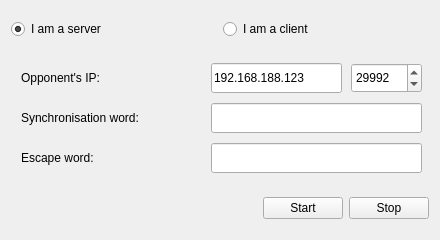
Above: mainwindow.ui from derLars/Synerfree before the change. Below: the same form after it.
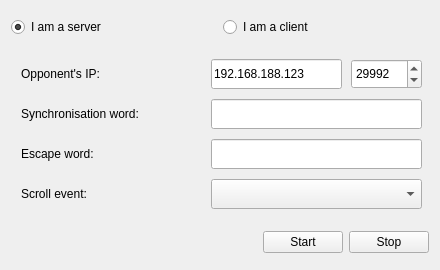
That is the form after the change.

```diff
--- a/mainwindow.ui
+++ b/mainwindow.ui
@@ -7,19 +7,19 @@
     <x>0</x>
     <y>0</y>
     <width>440</width>
-    <height>240</height>
+    <height>270</height>
    </rect>
   </property>
   <property name="minimumSize">
    <size>
     <width>440</width>
-    <height>240</height>
+    <height>270</height>
    </size>
   </property>
   <property name="maximumSize">
    <size>
     <width>440</width>
-    <height>240</height>
+    <height>270</height>
    </size>
   </property>
   <property name="windowTitle">
@@ -59,7 +59,7 @@
       <property name="maximumSize">
        <size>
         <width>420</width>
-        <height>130</height>
+        <height>170</height>
        </size>
       </property>
       <widget class="QWidget" name="page">
@@ -151,6 +151,29 @@
          </rect>
         </property>
        </widget>
+       <widget class="QLabel" name="label_4">
+        <property name="geometry">
+         <rect>
+          <x>10</x>
+          <y>130</y>
+          <width>161</width>
+          <height>30</height>
+         </rect>
+        </property>
+        <property name="text">
+         <string>Scroll event:</string>
+        </property>
+       </widget>
+       <widget class="QComboBox" name="eventComboBox">
+        <property name="geometry">
+         <rect>
+          <x>200</x>
+          <y>130</y>
+          <width>211</width>
+          <height>30</height>
+         </rect>
+        </property>
+       </widget>
       </widget>
       <widget class="QWidget" name="page_2"/>
      </widget>
```
